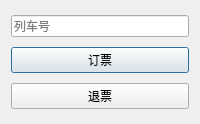
Above: source/sell.ui from Silvernoon/FlightManageSystem before the change. Below: the same form after it.
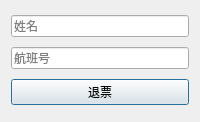
That is the form after the change.

```diff
--- a/source/sell.ui
+++ b/source/sell.ui
@@ -7,30 +7,13 @@
     <x>0</x>
     <y>0</y>
     <width>200</width>
-    <height>124</height>
+    <height>122</height>
    </rect>
   </property>
   <property name="windowTitle">
    <string>Dialog</string>
   </property>
   <layout class="QGridLayout" name="gridLayout">
-   <item row="0" column="1">
-    <widget class="QLineEdit" name="lineEdit">
-     <property name="placeholderText">
-      <string>列车号</string>
-     </property>
-     <property name="clearButtonEnabled">
-      <bool>true</bool>
-     </property>
-    </widget>
-   </item>
-   <item row="3" column="1">
-    <widget class="QPushButton" name="book">
-     <property name="text">
-      <string>订票</string>
-     </property>
-    </widget>
-   </item>
    <item row="4" column="1">
     <widget class="QPushButton" name="refund">
      <property name="text">
@@ -38,6 +21,26 @@
      </property>
     </widget>
    </item>
+   <item row="1" column="1">
+    <widget class="QLineEdit" name="flightNumber">
+     <property name="placeholderText">
+      <string>航班号</string>
+     </property>
+     <property name="clearButtonEnabled">
+      <bool>true</bool>
+     </property>
+    </widget>
+   </item>
+   <item row="0" column="1">
+    <widget class="QLineEdit" name="name">
+     <property name="placeholderText">
+      <string>姓名</string>
+     </property>
+     <property name="clearButtonEnabled">
+      <bool>true</bool>
+     </property>
+    </widget>
+   </item>
   </layout>
  </widget>
  <resources/>
```
